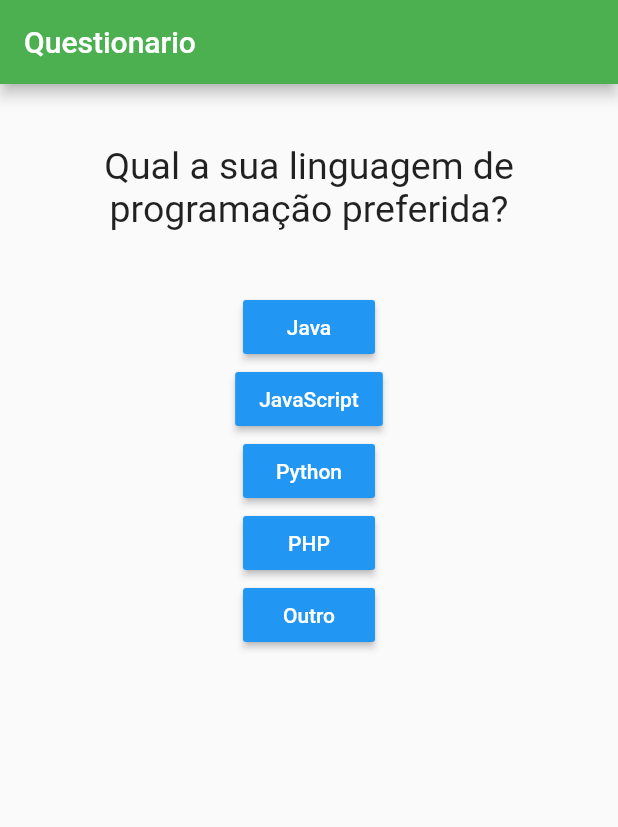
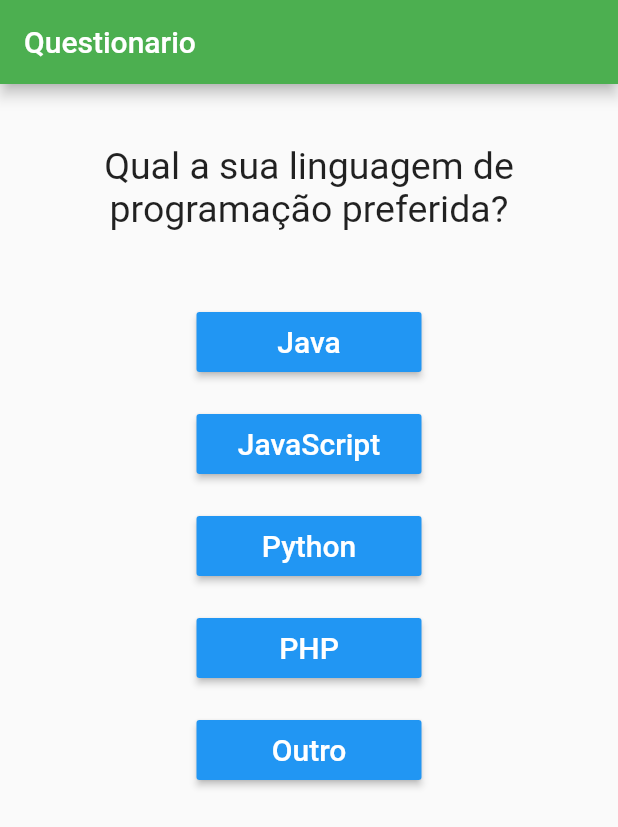
Before and after one commit to Flutter-Studies/Favorite-language, a Flutter app: the screen it shows after launch, on a phone screen of 412 x 824 dp. Shown: the top 827 px of the screen. Run offline on Flutter 3.47's test engine with Material 2 defaults, Android fonts, the phone set to English and light mode, and no system bars.

Commit message:
Button width set

```diff
--- a/lib/resposta.dart
+++ b/lib/resposta.dart
@@ -9,12 +9,34 @@ class Resposta extends StatelessWidget {
 
   @override
   Widget build(BuildContext context) {
-    return RaisedButton(
-      textColor: Colors.white,
-      color: Colors.blue,
-      child: Text(this.linguagem),
-      onPressed: () => print(this.resposta),
 
+    return Container(
+
+      margin: EdgeInsets.all(10.0),
+
+      child: ButtonTheme(
+
+        minWidth: 150.0,
+        height: 40.0,
+
+        child: RaisedButton(
+
+          textColor: Colors.white,
+          color: Colors.blue,
+
+          child: Text(
+
+            this.linguagem,
+            style: TextStyle(
+
+              fontSize: 20
+            ),
+
+            ),
+          onPressed: () => print(this.resposta),
+
+        ),
+      ),
     );
   }
 }
```
